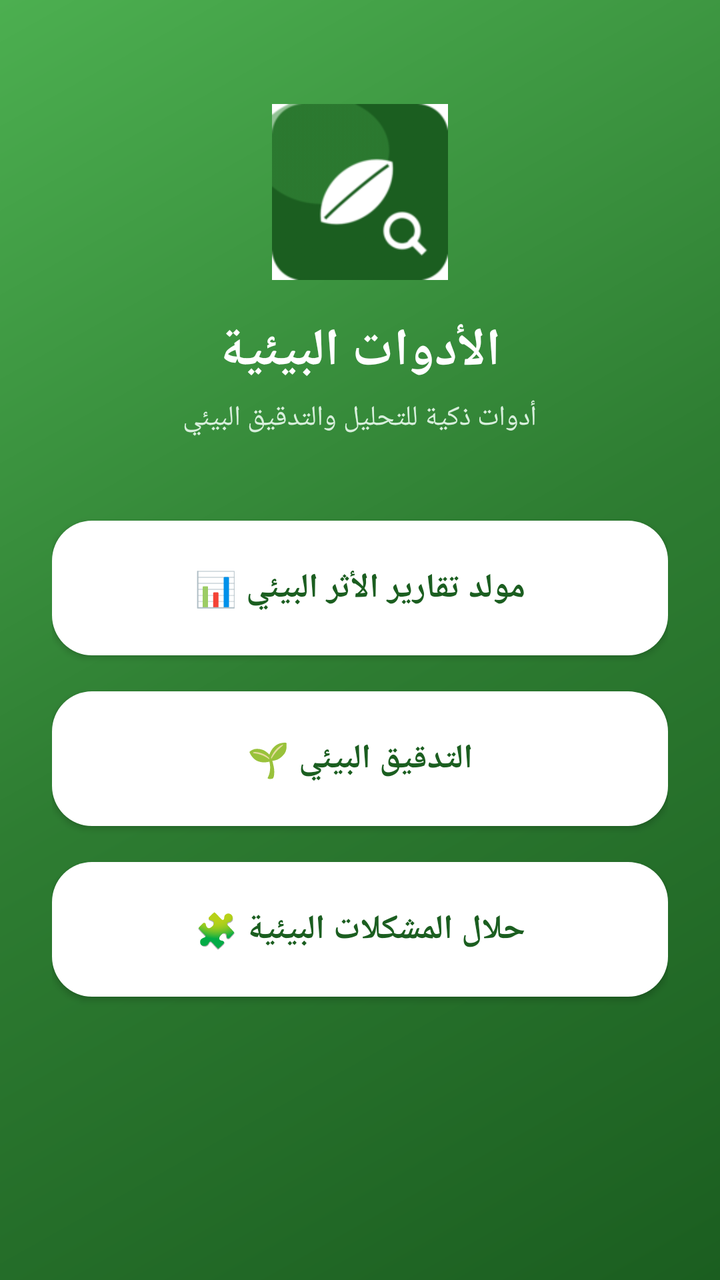
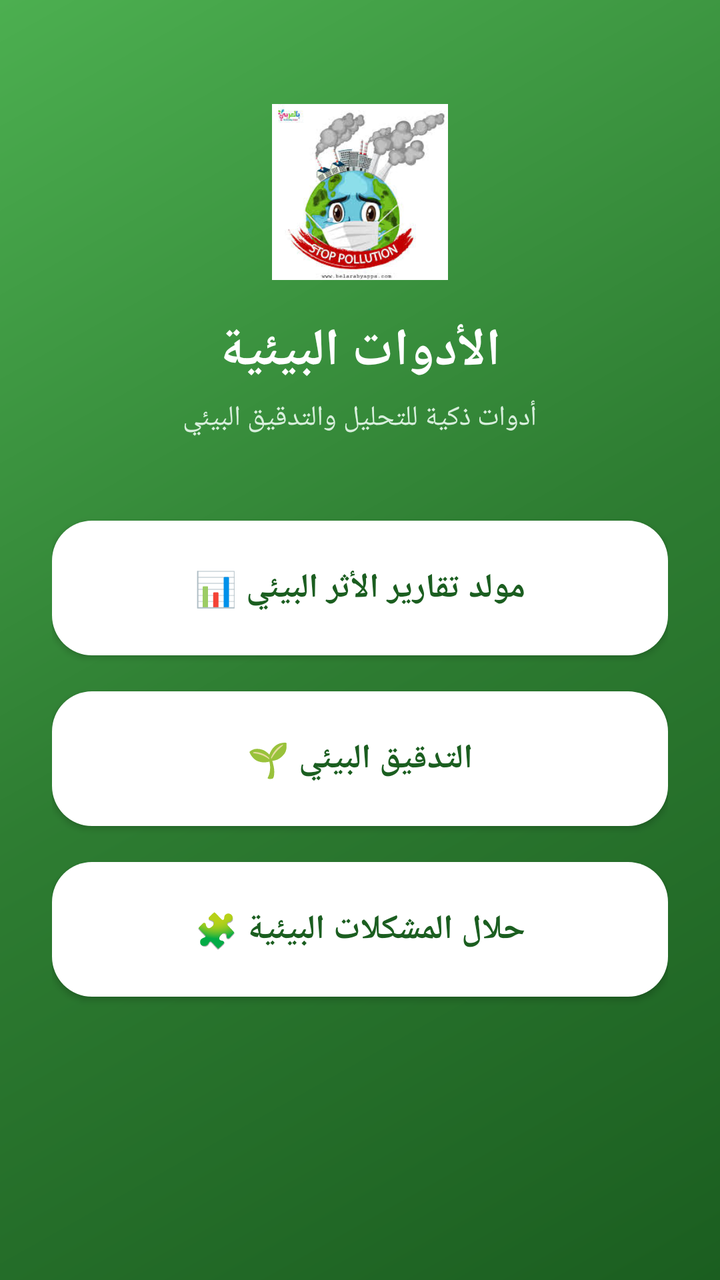

The first picture is an Android layout as it rendered before a commit; the second is the same layout after the commit. The layout source and the unified diff follow.
<!-- AndroidManifest.xml: application theme android:Theme.Material.Light -->
<!-- res/layout/activity_main.xml -->
<?xml version="1.0" encoding="utf-8"?>
<ScrollView xmlns:android="http://schemas.android.com/apk/res/android"
    android:layout_width="match_parent"
    android:layout_height="match_parent"
    android:background="@drawable/bg_gradient"
    android:fillViewport="true">

    <LinearLayout
        android:layout_width="match_parent"
        android:layout_height="wrap_content"
        android:orientation="vertical"
        android:gravity="center_horizontal"
        android:paddingStart="26dp"
        android:paddingEnd="26dp"
        android:paddingTop="52dp"
        android:paddingBottom="40dp">

        <ImageView
            android:layout_width="88dp"
            android:layout_height="88dp"
            android:layout_marginBottom="18dp"
            android:src="@mipmap/ic_launcher"
            android:contentDescription="@string/app_name" />

        <TextView
            android:layout_width="wrap_content"
            android:layout_height="wrap_content"
            android:text="@string/app_name"
            android:textColor="#FFFFFF"
            android:textSize="26sp"
            android:textStyle="bold"
            android:gravity="center" />

        <TextView
            android:layout_width="wrap_content"
            android:layout_height="wrap_content"
            android:layout_marginTop="6dp"
            android:layout_marginBottom="42dp"
            android:text="@string/app_subtitle"
            android:textColor="#D8EFDC"
            android:textSize="14sp"
            android:gravity="center" />

        <Button
            android:id="@+id/btnEis"
            android:layout_width="match_parent"
            android:layout_height="wrap_content"
            android:layout_marginBottom="18dp"
            android:background="@drawable/card_bg"
            android:foreground="?android:attr/selectableItemBackground"
            android:elevation="6dp"
            android:paddingTop="22dp"
            android:paddingBottom="22dp"
            android:paddingStart="20dp"
            android:paddingEnd="20dp"
            android:textAllCaps="false"
            android:textColor="#1B5E20"
            android:textSize="17sp"
            android:textStyle="bold"
            android:text="@string/btn_eis" />

        <Button
            android:id="@+id/btnAudit"
            android:layout_width="match_parent"
            android:layout_height="wrap_content"
            android:layout_marginBottom="18dp"
            android:background="@drawable/card_bg"
            android:foreground="?android:attr/selectableItemBackground"
            android:elevation="6dp"
            android:paddingTop="22dp"
            android:paddingBottom="22dp"
            android:paddingStart="20dp"
            android:paddingEnd="20dp"
            android:textAllCaps="false"
            android:textColor="#1B5E20"
            android:textSize="17sp"
            android:textStyle="bold"
            android:text="@string/btn_audit" />

        <Button
            android:id="@+id/btnProblemSolver"
            android:layout_width="match_parent"
            android:layout_height="wrap_content"
            android:background="@drawable/card_bg"
            android:foreground="?android:attr/selectableItemBackground"
            android:elevation="6dp"
            android:paddingTop="22dp"
            android:paddingBottom="22dp"
            android:paddingStart="20dp"
            android:paddingEnd="20dp"
            android:textAllCaps="false"
            android:textColor="#1B5E20"
            android:textSize="17sp"
            android:textStyle="bold"
            android:text="@string/btn_problem_solver" />

    </LinearLayout>
</ScrollView>
<!-- resources referenced by this layout -->
<resources>
  <!-- drawable bg_gradient (drawable) -->
  <?xml version="1.0" encoding="utf-8"?>
  <shape xmlns:android="http://schemas.android.com/apk/res/android"
      android:shape="rectangle">
      <gradient
          android:angle="135"
          android:startColor="#1B5E20"
          android:centerColor="#2E7D32"
          android:endColor="#4CAF50" />
  </shape>
  <!-- drawable card_bg (drawable) -->
  <?xml version="1.0" encoding="utf-8"?>
  <selector xmlns:android="http://schemas.android.com/apk/res/android">
      <item android:state_pressed="true">
          <shape android:shape="rectangle">
              <solid android:color="#EFEFEF" />
              <corners android:radius="20dp" />
          </shape>
      </item>
      <item>
          <shape android:shape="rectangle">
              <solid android:color="#FFFFFF" />
              <corners android:radius="20dp" />
          </shape>
      </item>
  </selector>
  <!-- mipmap ic_launcher: png bitmap (mipmap-hdpi, 8488 bytes) -->
  <string name="app_name">الأدوات البيئية</string>
  <string name="app_subtitle">أدوات ذكية للتحليل والتدقيق البيئي</string>
  <string name="btn_audit">التدقيق البيئي 🌱</string>
  <string name="btn_eis">مولد تقارير الأثر البيئي 📊</string>
  <string name="btn_problem_solver">حلال المشكلات البيئية 🧩</string>
</resources>

<!-- the commit's change to res/layout/activity_main.xml (unified diff, before → after) -->
@@ -19,7 +19,7 @@
             android:layout_width="88dp"
             android:layout_height="88dp"
             android:layout_marginBottom="18dp"
-            android:src="@mipmap/ic_launcher"
+            android:src="@drawable/header_image"
             android:contentDescription="@string/app_name" />
 
         <TextView
<!-- resource entries referenced after the edit -->
@@ -26,7 +26,7 @@
           </shape>
       </item>
   </selector>
-  <!-- mipmap ic_launcher: png bitmap (mipmap-hdpi, 8488 bytes) -->
+  <!-- drawable header_image: png bitmap (drawable, 57603 bytes) -->
   <string name="app_name">الأدوات البيئية</string>
   <string name="app_subtitle">أدوات ذكية للتحليل والتدقيق البيئي</string>
   <string name="btn_audit">التدقيق البيئي 🌱</string>
